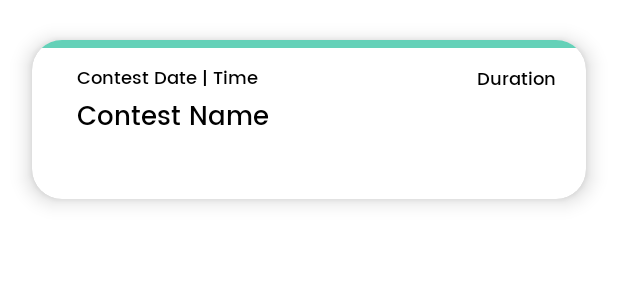
After one commit to yatharthagoenka/tpc, an Android app: the layout contest_card.xml on its own in the app's theme, with its tools: preview values and no code run, on a phone screen of 412 x 824 dp. The commit adds this screen. Shown: the top 300 px of the screen. Run offline under Robolectric (Android 15) with nearby library versions, the phone set to English and light mode, and no system bars.

Commit message:
contest ui setup

```diff
--- /dev/null
+++ b/app/src/main/res/layout/contest_card.xml
@@ -0,0 +1,69 @@
+<?xml version="1.0" encoding="utf-8"?>
+<androidx.cardview.widget.CardView
+    xmlns:android="http://schemas.android.com/apk/res/android"
+    xmlns:app="http://schemas.android.com/apk/res-auto"
+    android:layout_width="match_parent"
+    android:layout_height="wrap_content"
+    android:layout_margin="5dp"
+    app:cardBackgroundColor="@color/white"
+    app:cardCornerRadius="20dp"
+    app:cardElevation="8dp"
+    app:cardMaxElevation="10dp"
+    android:layout_marginBottom="2dp"
+    app:cardPreventCornerOverlap="true"
+    app:cardUseCompatPadding="true">
+
+    <RelativeLayout
+        android:id="@+id/contestCardTopBar"
+        android:layout_width="match_parent"
+        android:layout_height="5dp"
+        android:background="#64d1b8"
+        />
+
+    <RelativeLayout
+        android:layout_width="match_parent"
+        android:layout_height="wrap_content"
+        android:padding="10dp"
+        >
+
+        <TextView
+            android:id="@+id/contestName"
+            android:layout_width="match_parent"
+            android:layout_height="wrap_content"
+            android:layout_marginLeft="20dp"
+            android:layout_marginTop="27dp"
+            android:layout_marginBottom="30dp"
+            android:text="Contest Name"
+            android:textColor="@color/black"
+            android:textFontWeight="100"
+            android:fontFamily="@font/poppins_medium"
+            android:textSize="17sp" />
+
+        <TextView
+            android:id="@+id/contestStart"
+            android:layout_width="match_parent"
+            android:layout_height="wrap_content"
+            android:layout_marginLeft="20dp"
+            android:layout_marginBottom="20dp"
+            android:layout_marginTop="5dp"
+            android:text="Contest Date | Time"
+            android:textColor="@color/black"
+            android:textFontWeight="100"
+            android:fontFamily="@font/poppins_medium"
+            android:textSize="12sp" />
+
+        <TextView
+            android:id="@+id/contestDuration"
+            android:layout_width="match_parent"
+            android:layout_height="wrap_content"
+            android:layout_marginRight="10dp"
+            android:layout_marginTop="6dp"
+            android:gravity="right"
+            android:text="Duration"
+            android:textColor="@color/black"
+            android:textFontWeight="100"
+            android:fontFamily="@font/poppins_medium"
+            android:textSize="12sp" />
+
+    </RelativeLayout>
+</androidx.cardview.widget.CardView>
```
Also changed, not shown: app/src/main/java/com/example/tpc/ContestAdapter.java (added, +77 -0 lines), app/src/main/java/com/example/tpc/contestModel.java (added, +61 -0 lines), app/src/main/java/fragments/a_contests.java (+72 -12 lines), app/src/main/res/layout/fragment_a_contests.xml (+14 -7 lines), app/src/main/res/font/poppins_medium.ttf (added).
